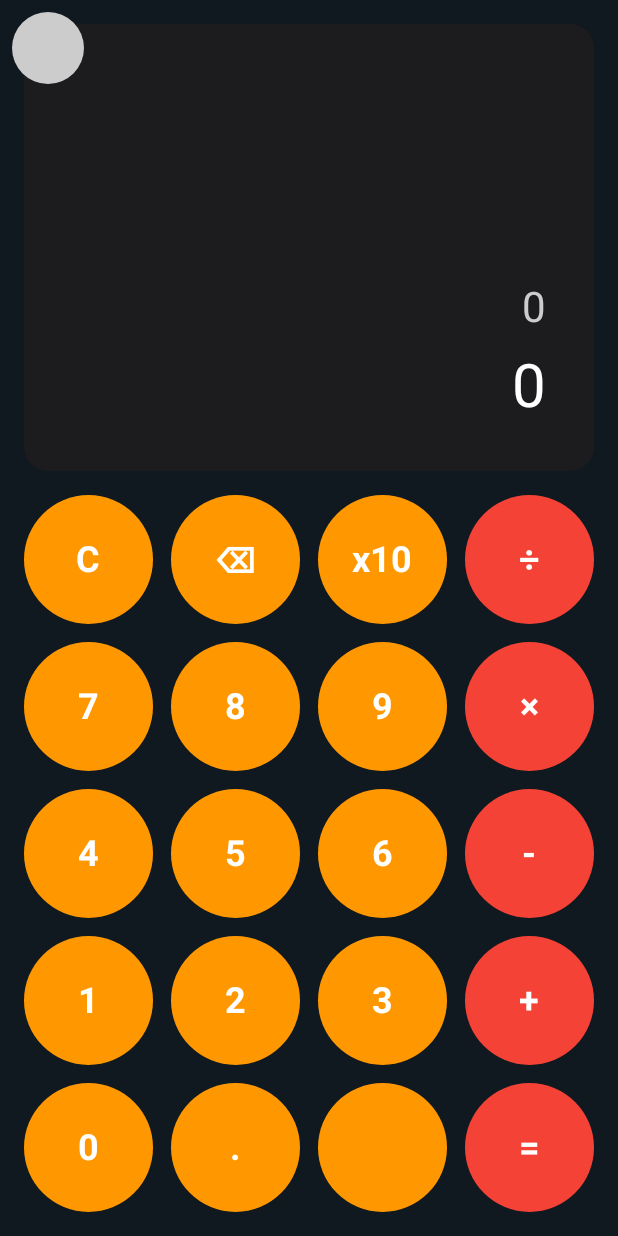
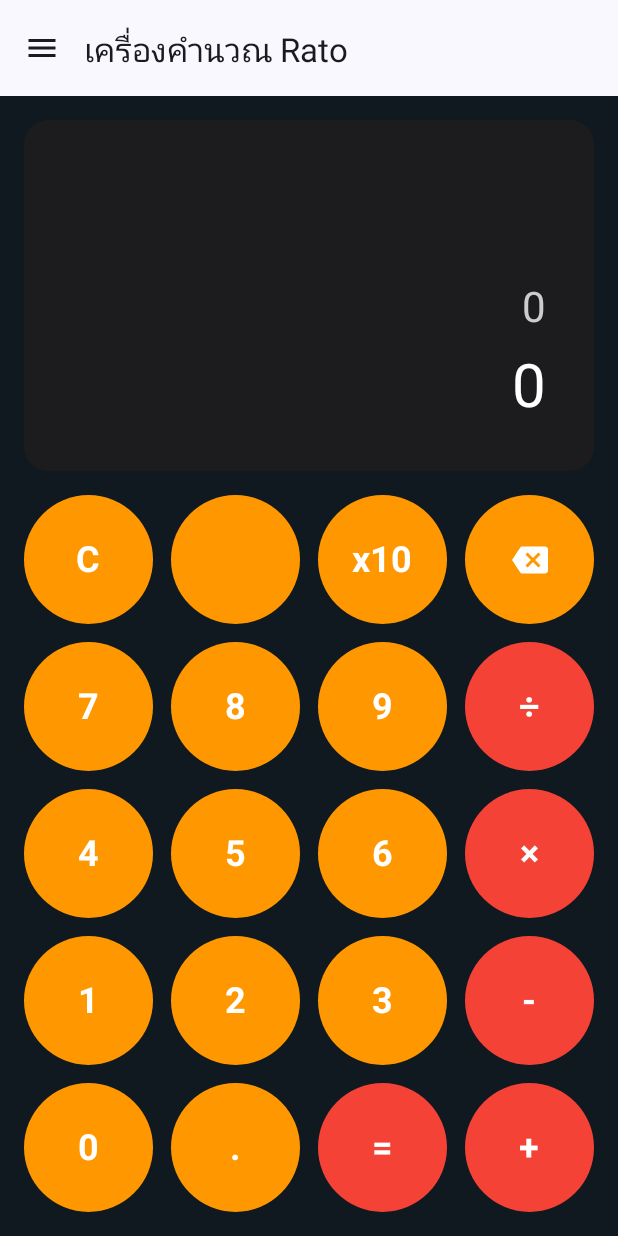
Before and after one commit to Koya309/RatoCalculator, an Android app built with Jetpack Compose: the screen it shows after launch (MainActivity), on a phone screen of 412 x 824 dp. Run offline under Robolectric (Android 15) with nearby library versions, the phone set to English and light mode, and no system bars; our stand-ins replace Dagger/Hilt's generated code.

Commit message:
Beta 0.007 - Feat: - - Fix: Fix Tab bar new        Fix UI/UX in Basic Calculator        Fix Icons In build.gradle.kts - Chore: Icons-extended 1.7.8

```diff
--- a/app/build.gradle.kts
+++ b/app/build.gradle.kts
@@ -53,6 +53,7 @@ dependencies {
     implementation(libs.androidx.ui.graphics)
     implementation(libs.androidx.ui.tooling.preview)
     implementation(libs.androidx.material3)
+    implementation(libs.compose.icons.extended)
 
     // Hilt
     implementation(libs.hilt.android)
--- a/app/src/main/java/com/example/ratocalculator/RatoCalculator.kt
+++ b/app/src/main/java/com/example/ratocalculator/RatoCalculator.kt
@@ -5,14 +5,19 @@ import androidx.compose.foundation.layout.Box
 import androidx.compose.foundation.layout.fillMaxSize
 import androidx.compose.foundation.layout.padding
 import androidx.compose.foundation.shape.CircleShape
+import androidx.compose.material.icons.Icons
+import androidx.compose.material.icons.filled.Menu
 import androidx.compose.material3.DrawerValue
 import androidx.compose.material3.ExperimentalMaterial3Api
 import androidx.compose.material3.Icon
 import androidx.compose.material3.IconButton
 import androidx.compose.material3.ModalDrawerSheet
 import androidx.compose.material3.ModalNavigationDrawer
+import androidx.compose.material3.NavigationBar
+import androidx.compose.material3.NavigationBarItem
 import androidx.compose.material3.Scaffold
 import androidx.compose.material3.Text
+import androidx.compose.material3.TopAppBar
 import androidx.compose.material3.rememberDrawerState
 import androidx.compose.runtime.Composable
 import androidx.compose.runtime.rememberCoroutineScope
@@ -44,47 +49,34 @@ fun RatoCalculator() {
             }
         }
     ) {
-        Scaffold { innerPadding ->
+        Scaffold(
+            // 1. เพิ่ม Top Bar
+            topBar = {
+                TopAppBar(
+                    title = { Text("เครื่องคำนวณ Rato") },
+                    navigationIcon = {
+                        IconButton(
+                            onClick = {
+                                scope.launch {  } // เปิด Drawer เมื่อกด
+                            }
+                        ) {
+                            Icon(
+                                imageVector = Icons.Default.Menu,
+                                contentDescription = "เมนูหลัก"
+                            )
+                        }
+                    }
+                )
+            },
+            // 2. เพิ่ม Bottom Bar
+        ) { innerPadding ->
+            // ส่วนของเนื้อหาหลัก
             Box(
                 modifier = Modifier
-                //    .fillMaxSize()
-                    .padding(innerPadding)
-/*                    .graphicsLayer {
-                        clip = true
-                        shape = RoundedCornerShape(
-                            topStart = 32.dp,
-                            topEnd = 32.dp,
-                            bottomStart = 0.dp,
-                            bottomEnd = 0.dp
-                        )
-                    }
-                    .background(Color.DarkGray)
-*/            ) {
-                CalculatorNavHost(
-                    navController = navController,
-                    modifier = Modifier.fillMaxSize()
-                )
-
-                IconButton(
-                    onClick = {
-                        scope.launch {
-                            if (drawerState.isClosed) drawerState.open() else drawerState.close()
-                        }
-                    },
-                    modifier = Modifier
-                        .padding(top = 8.dp, start = 8.dp)
-                        .background(
-                            color = Color.LightGray,
-                            shape = CircleShape
-                        )
-                ) {
-/*                    Icon(
-                        Icons.Default.Menu,
-                        contentDescription = "Menu",
-                        tint = Color.Black,
-                        )
-*/
-                }
+                    .fillMaxSize()
+                    .padding(innerPadding) // สำคัญ: ใช้ innerPadding เพื่อไม่ให้เนื้อหาถูกบังโดย Top/Bottom Bar
+            ) {
+                 CalculatorNavHost(navController = navController, modifier = Modifier.fillMaxSize())
             }
         }
     }
--- a/app/src/main/java/com/example/ratocalculator/feature/basic/CalculatorScreen.kt
+++ b/app/src/main/java/com/example/ratocalculator/feature/basic/CalculatorScreen.kt
@@ -11,9 +11,15 @@ import androidx.compose.foundation.layout.fillMaxSize
 import androidx.compose.foundation.layout.fillMaxWidth
 import androidx.compose.foundation.layout.height
 import androidx.compose.foundation.layout.padding
+import androidx.compose.foundation.layout.size
 import androidx.compose.foundation.shape.RoundedCornerShape
+import androidx.compose.material.icons.Icons
+import androidx.compose.material.icons.automirrored.filled.Backspace
+import androidx.compose.material.icons.filled.Backspace
 import androidx.compose.material3.Button
 import androidx.compose.material3.ButtonDefaults
+import androidx.compose.material3.Icon
+import androidx.compose.material3.SegmentedButtonDefaults.Icon
 import androidx.compose.material3.Text
 import androidx.compose.runtime.Composable
 import androidx.compose.runtime.collectAsState
@@ -82,11 +88,11 @@ fun CalculatorScreen(
         Spacer(modifier = Modifier.height(16.dp))
 
         val buttons = listOf(
-            listOf("C", "⌫", "x10", "÷"),
-            listOf("7", "8", "9", "×"),
-            listOf("4", "5", "6", "-"),
-            listOf("1", "2", "3", "+"),
-            listOf("0", ".", "", "=")
+            listOf("C", "", "x10", "DEL"),
+            listOf("7", "8", "9", "÷"),
+            listOf("4", "5", "6", "×"),
+            listOf("1", "2", "3", "-"),
+            listOf("0", ".", "=", "+")
         )
 
         Column(
@@ -138,11 +144,19 @@ fun CalculatorButton(
         ),
         contentPadding = PaddingValues(0.dp)
     ) {
-        Text(
-            text = label,
-            fontSize = 24.sp,
-            fontWeight = FontWeight.Bold
-        )
+        if (label == "DEL" || label == "backspace") {
+            Icon(
+                imageVector = Icons.Default.Backspace,
+                contentDescription = "Backspace",
+                modifier = Modifier.size(24.dp)
+            )
+        } else {
+            Text(
+                text = label,
+                fontSize = 24.sp,
+                fontWeight = FontWeight.Bold
+            )
+        }
     }
 }
 
--- a/app/src/main/java/com/example/ratocalculator/feature/basic/CalculatorViewModel.kt
+++ b/app/src/main/java/com/example/ratocalculator/feature/basic/CalculatorViewModel.kt
@@ -13,7 +13,6 @@ class CalculatorViewModel @Inject constructor() : ViewModel() {
     private val _uiState = MutableStateFlow(BasicUiStateCalculator())
     val uiState: StateFlow<BasicUiStateCalculator> = _uiState
 
-    // ✅ จัด format ตาม settings
     fun formatResult(
         result: Double,
         decimalPlaces: Int,
@@ -26,7 +25,6 @@ class CalculatorViewModel @Inject constructor() : ViewModel() {
         }
     }
 
-    // ✅ คำนวณโดยรับค่า settings จากภายนอก
     private fun calculateResult(decimalPlaces: Int, removeTrailingZero: Boolean) {
         try {
             val expression = _uiState.value.input
@@ -42,32 +40,47 @@ class CalculatorViewModel @Inject constructor() : ViewModel() {
         }
     }
 
-    // ✅ ใช้ decimalPlaces + removeTrailingZero ที่ส่งมาจาก Screen
     fun onButtonClick(
         label: String,
         decimalPlaces: Int,
         removeTrailingZero: Boolean
     ) {
         val input = _uiState.value.input
+        val result = _uiState.value.result
         val operators = listOf("+", "-", "*", "/")
         val lastChar = input.lastOrNull()?.toString() ?: ""
 
         when (label) {
             in operators -> {
-                if (lastChar !in operators && input.isNotEmpty()) {
+                if (result.isNotEmpty() && input.isEmpty()) {
+                    _uiState.value = _uiState.value.copy(
+                        input = result + label,
+                        result = ""
+                    )
+                } else if (lastChar !in operators && input.isNotEmpty()) {
                     _uiState.value = _uiState.value.copy(input = input + label)
                 }
             }
-            "=" -> calculateResult(decimalPlaces, removeTrailingZero)
+            "=" -> {
+                calculateResult(decimalPlaces, removeTrailingZero)
+
+                val newResult = _uiState.value.result
+                if (newResult.isNotEmpty()) {
+                    _uiState.value = _uiState.value.copy(
+                        input = newResult,
+                        result = ""
+                    )
+                }
+            }
             "C" -> _uiState.value = BasicUiStateCalculator()
             "DEL" -> deleteLast()
             "." -> enterDecimal()
             "x10" -> double10()
+
             else -> _uiState.value = _uiState.value.copy(input = input + label)
         }
     }
 
-    // ✅ helper functions
     private fun deleteLast() {
         val input = _uiState.value.input
         if (input.isNotEmpty()) {
--- a/app/src/main/java/com/example/ratocalculator/feature/unitconverter/UnitConverterScreen.kt
+++ b/app/src/main/java/com/example/ratocalculator/feature/unitconverter/UnitConverterScreen.kt
@@ -64,7 +64,6 @@ fun UnitConverterScreen(
             .fillMaxSize()
             .padding(16.dp)
     ) {
-        // 🔹 Tab ด้านบน
         TabRow(selectedTabIndex = selectedTab) {
             tabs.forEachIndexed { index, category ->
                 Tab(
--- a/gradle/libs.versions.toml
+++ b/gradle/libs.versions.toml
@@ -13,6 +13,7 @@ hilt-navigation-compose = "1.3.0"
 exp4j = "0.4.8"
 navigation-compose = "2.9.5"
 roomKtx = "2.8.2"
+compose = "1.7.8"
 
 [libraries]
 androidx-core-ktx = { group = "androidx.core", name = "core-ktx", version.ref = "coreKtx" }
@@ -35,6 +36,7 @@ hilt-navigation-compose = { module = "androidx.hilt:hilt-navigation-compose", ve
 exp4j = { module = "net.objecthunter:exp4j", version.ref = "exp4j" }
 navigation-compose = { group = "androidx.navigation", name = "navigation-compose", version.ref = "navigation-compose" }
 androidx-room-ktx = { group = "androidx.room", name = "room-ktx", version.ref = "roomKtx" }
+compose-icons-extended = { group = "androidx.compose.material", name = "material-icons-extended", version.ref = "compose" }
 
 
 [plugins]
```
